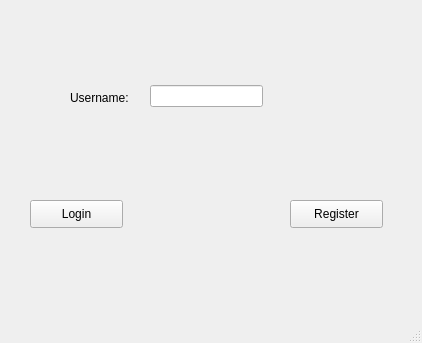
The window that UI files/login page.ui (tikna1234/minor-project) describes before a commit, drawn with Qt 5.
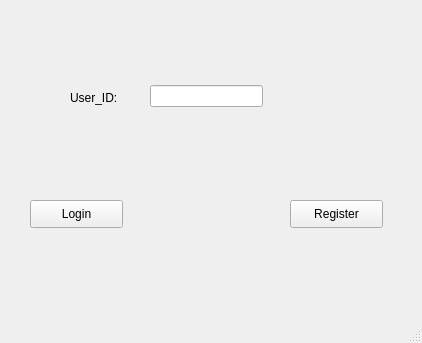
The same window after the commit.

Patch:
```diff
--- a/UI files/login page.ui
+++ b/UI files/login page.ui
@@ -24,7 +24,7 @@
      </rect>
     </property>
     <property name="text">
-     <string>Username:</string>
+     <string>User_ID:</string>
     </property>
    </widget>
    <widget class="QLineEdit" name="UserNameLineEdit">
```
